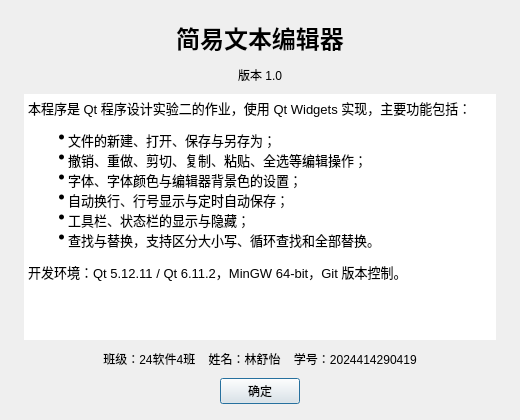
Qt form aboutdialog.ui (l1nsy/Editor) before a commit.
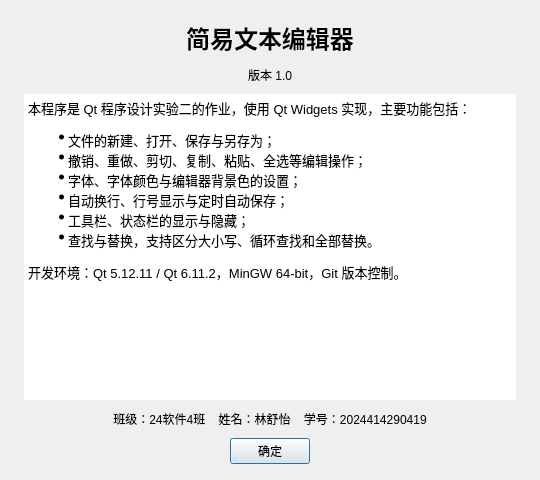
The same form after that commit.

Commit message: fix: 修复启动即显示已修改、关于对话框内容被截断的问题

What changed in the file:
```diff
--- a/aboutdialog.ui
+++ b/aboutdialog.ui
@@ -6,8 +6,8 @@
    <rect>
     <x>0</x>
     <y>0</y>
-    <width>520</width>
-    <height>420</height>
+    <width>540</width>
+    <height>480</height>
    </rect>
   </property>
   <property name="windowTitle">
@@ -59,6 +59,12 @@
    </item>
    <item>
     <widget class="QTextBrowser" name="textBrowserInfo">
+     <property name="minimumSize">
+      <size>
+       <width>0</width>
+       <height>250</height>
+      </size>
+     </property>
      <property name="focusPolicy">
       <enum>Qt::NoFocus</enum>
      </property>
```
The commit also changes 2 other files.
